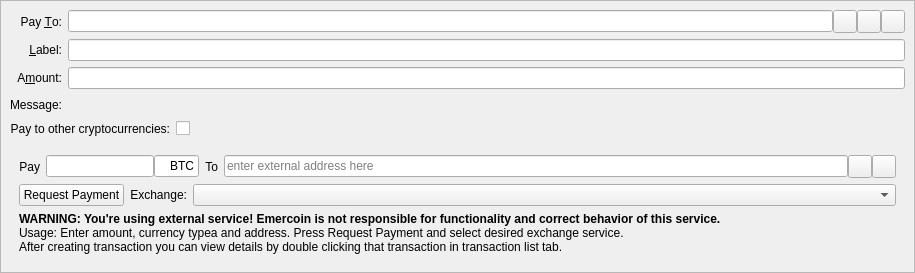
First picture: the form in src/qt/forms/sendcoinsentry.ui, repository Exgibichi/rt, before the edit.
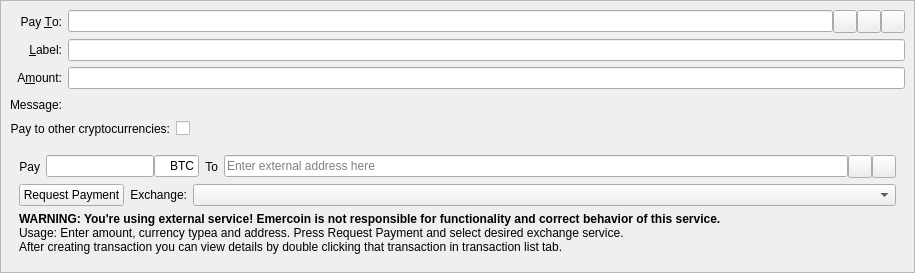
Second picture: the form after the edit. Icons and pictures are not drawn. Custom widgets are drawn as their Qt base class.

Commit message: qt: fix gui strings

The edit to the form file:
```diff
--- a/src/qt/forms/sendcoinsentry.ui
+++ b/src/qt/forms/sendcoinsentry.ui
@@ -290,7 +290,7 @@
            <item>
             <widget class="QLineEdit" name="payToExch">
              <property name="placeholderText">
-              <string>enter external address here</string>
+              <string>Enter external address here</string>
              </property>
             </widget>
            </item>
```
Left out of the diff: 12 changed lines with no effect on the pictures. The commit also changes 1 other file.
